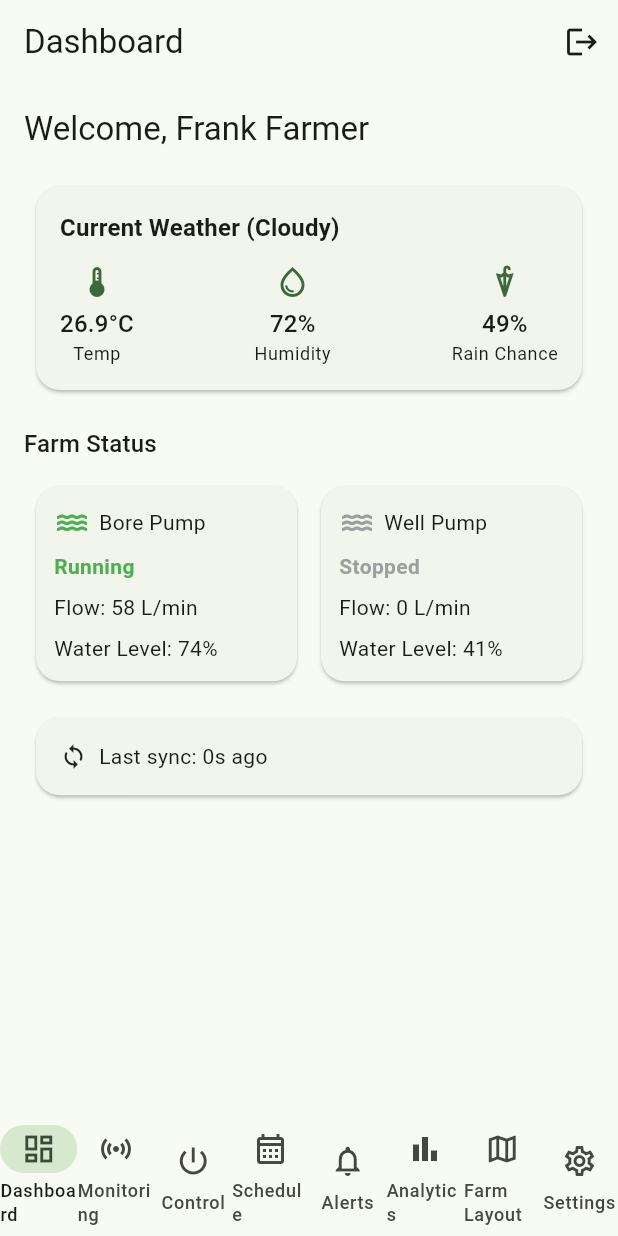
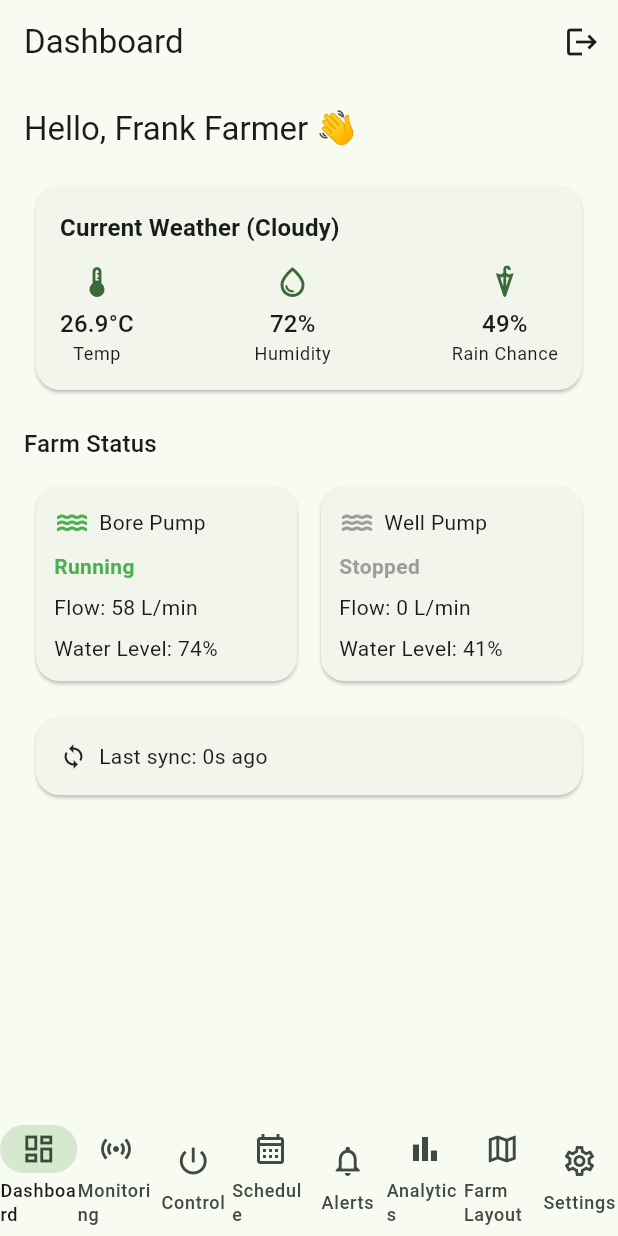
Before and after one commit to sanjay-1546/smart-irrigation-app, a Flutter app: the screen it shows after launch, after a tap on "Login", on a phone screen of 412 x 824 dp. Run offline on Flutter 3.47's test engine with Material 3 defaults, Android fonts, the light colour scheme and no system bars; our stand-ins replace fl_chart, flutter_secure_storage, responsive_framework, shared_preferences, table_calendar; accounts and stored records are empty.

Commit message:
Enhance dashboard greeting and add DevTools configuration files

```diff
--- /dev/null
+++ b/devtools_options.yaml
@@ -0,0 +1,3 @@
+description: This file stores settings for Dart & Flutter DevTools.
+documentation: https://docs.flutter.dev/tools/devtools/extensions#configure-extension-enablement-states
+extensions:
--- a/lib/presentation/screens/dashboard/dashboard_screen.dart
+++ b/lib/presentation/screens/dashboard/dashboard_screen.dart
@@ -50,7 +50,7 @@
                 padding: const EdgeInsets.all(16),
                 children: [
                   Text(
-                    'Welcome, ${user?.name ?? 'User'}',
+                    'Hello, ${user?.name ?? 'User'} 👋',
                     style: Theme.of(context).textTheme.titleLarge,
                   ),
                   const SizedBox(height: 16),
```
